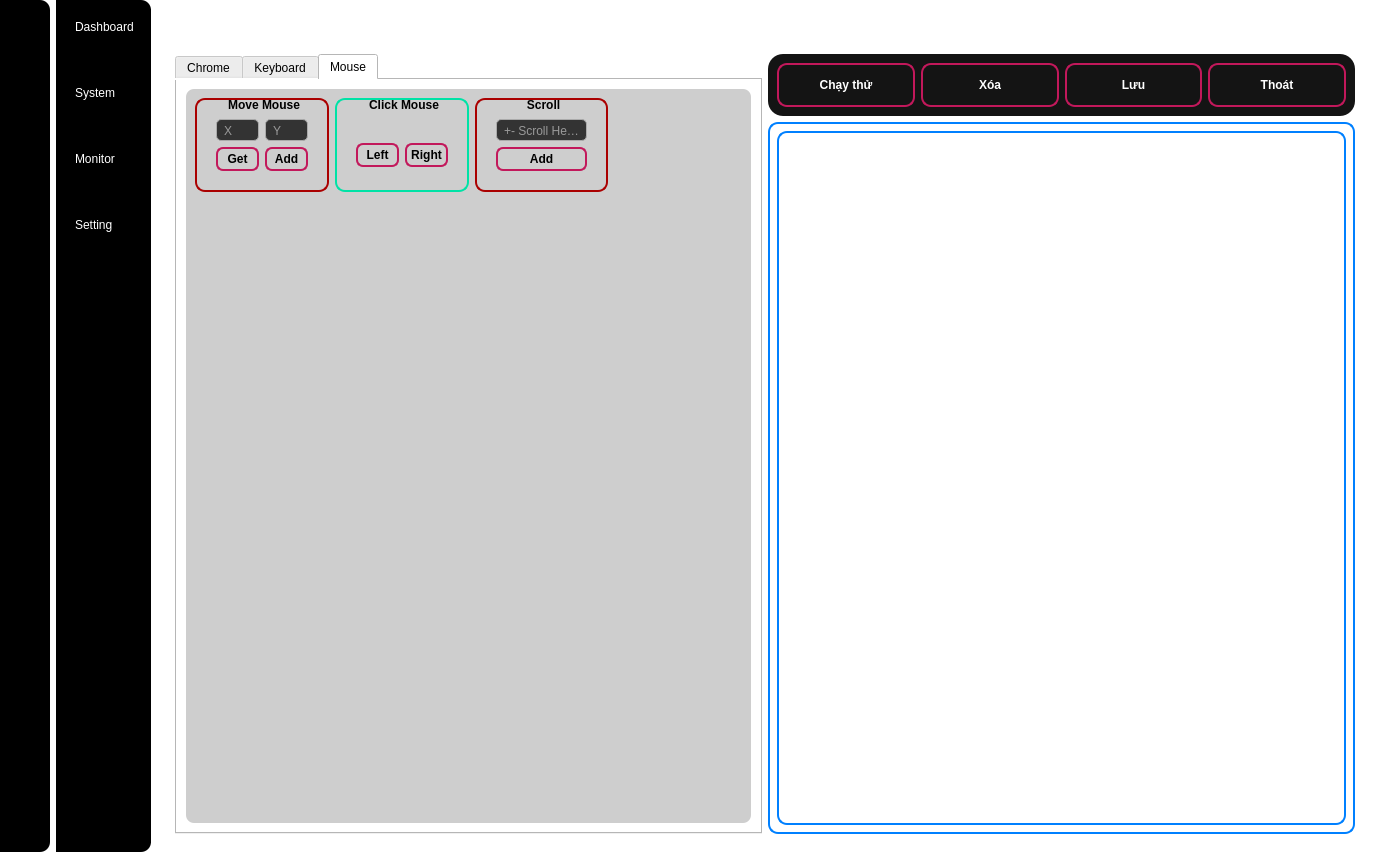
Before: the Qt Designer form mainui_v2.ui in hoangks5/socket-tool-manager, drawn with Qt 5.
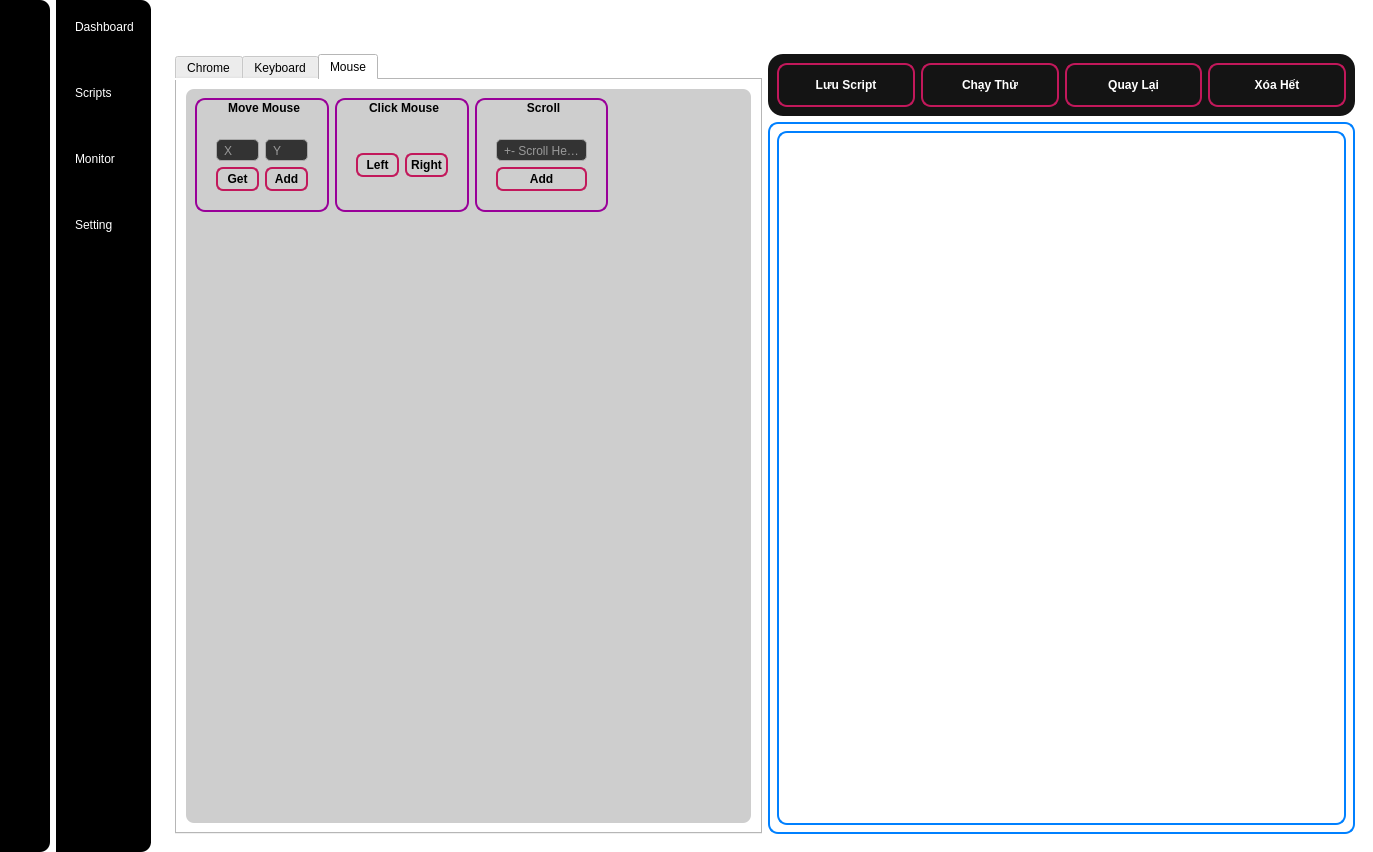
After: the same form once the commit is applied. The open tabs and pages were chosen to show the change. Icons and pictures are not drawn.

Diff of the .ui file:
```diff
--- a/mainui_v2.ui
+++ b/mainui_v2.ui
@@ -302,7 +302,7 @@
             <cursorShape>PointingHandCursor</cursorShape>
            </property>
            <property name="text">
-            <string>System</string>
+            <string>Scripts</string>
            </property>
            <property name="icon">
             <iconset>
@@ -1379,6 +1379,31 @@
     background: linear-gradient(145deg, #d81b60, #c2185b); /* Gradient tối hơn khi nhấn */
     border: 2px solid #b71c1c; /* Màu viền đỏ đậm hơn khi nhấn */
     box-shadow: inset 4px 4px 8px rgba(0, 0, 0, 0.5); /* Hiệu ứng đổ bóng lõm khi nhấn */
+}
+
+
+QGroupBox {
+    border: 2px solid rgb(153, 0, 153);
+    border-radius: 10px;
+    padding: 10px;
+    color: white;
+    font-weight: bold;
+}
+
+QGroupBox:title {
+    subcontrol-origin: margin;
+    subcontrol-position: top center;
+    padding: 3 10px;
+    background: transparent;
+    color: rgb(0, 0, 0);
+    font-size: 16px;
+}
+QLineEdit {
+    border: 1px solid #aaa; /* Đổi màu viền của QLineEdit */
+    border-radius: 5px; /* Làm tròn góc của QLineEdit */
+    padding: 5px; /* Khoảng cách giữa viền và nội dung của QLineEdit */
+    background-color: #333; /* Màu nền của QLineEdit */
+    color: #fff; /* Màu chữ của QLineEdit */
 }</string>
                    </property>
                    <layout class="QGridLayout" name="gridLayout_41">
@@ -1401,30 +1426,7 @@
                        <cursorShape>ArrowCursor</cursorShape>
                       </property>
                       <property name="styleSheet">
-                       <string notr="true">QGroupBox {
-    border: 2px solid rgb(170, 0, 0);
-    border-radius: 10px;
-    padding: 10px;
-    color: white;
-    font-weight: bold;
-}
-
-QGroupBox:title {
-    subcontrol-origin: margin;
-    subcontrol-position: top center;
-    padding: 0 10px;
-    background: transparent;
-    color: rgb(0, 0, 0);
-    font-size: 16px;
-}
-
-QGroupBox QLineEdit {
-    border: 1px solid #aaa; /* Đổi màu viền của QLineEdit */
-    border-radius: 5px; /* Làm tròn góc của QLineEdit */
-    padding: 5px; /* Khoảng cách giữa viền và nội dung của QLineEdit */
-    background-color: #333; /* Màu nền của QLineEdit */
-    color: #fff; /* Màu chữ của QLineEdit */
-}</string>
+                       <string notr="true"/>
                       </property>
                       <property name="title">
                        <string>Move Mouse</string>
@@ -1464,6 +1466,19 @@
                          </property>
                         </widget>
                        </item>
+                       <item row="0" column="1">
+                        <spacer name="horizontalSpacer">
+                         <property name="orientation">
+                          <enum>Qt::Horizontal</enum>
+                         </property>
+                         <property name="sizeHint" stdset="0">
+                          <size>
+                           <width>40</width>
+                           <height>20</height>
+                          </size>
+                         </property>
+                        </spacer>
+                       </item>
                       </layout>
                      </widget>
                     </item>
@@ -1473,29 +1488,7 @@
                        <cursorShape>ArrowCursor</cursorShape>
                       </property>
                       <property name="styleSheet">
-                       <string notr="true">QGroupBox {
-    border: 2px solid rgb(0, 226, 166);
-    border-radius: 10px;
-    padding: 10px;
-    color: white;
-    font-weight: bold;
-}
-
-QGroupBox:title {
-    subcontrol-origin: margin;
-    subcontrol-position: top center;
-    padding: 0 10px;
-    background: transparent;
-    color: rgb(0, 0, 0);
-    font-size: 16px;
-}
-QGroupBox QLineEdit {
-    border: 1px solid #aaa; /* Đổi màu viền của QLineEdit */
-    border-radius: 5px; /* Làm tròn góc của QLineEdit */
-    padding: 5px; /* Khoảng cách giữa viền và nội dung của QLineEdit */
-    background-color: #333; /* Màu nền của QLineEdit */
-    color: #fff; /* Màu chữ của QLineEdit */
-}</string>
+                       <string notr="true"/>
                       </property>
                       <property name="title">
                        <string>Click Mouse</string>
@@ -1563,30 +1556,7 @@
                        <cursorShape>ArrowCursor</cursorShape>
                       </property>
                       <property name="styleSheet">
-                       <string notr="true">QGroupBox {
-    border: 2px solid rgb(170, 0, 0);
-    border-radius: 10px;
-    padding: 10px;
-    color: white;
-    font-weight: bold;
-}
-
-QGroupBox:title {
-    subcontrol-origin: margin;
-    subcontrol-position: top center;
-    padding: 0 10px;
-    background: transparent;
-    color: rgb(0, 0, 0);
-    font-size: 16px;
-}
-
-QGroupBox QLineEdit {
-    border: 1px solid #aaa; /* Đổi màu viền của QLineEdit */
-    border-radius: 5px; /* Làm tròn góc của QLineEdit */
-    padding: 5px; /* Khoảng cách giữa viền và nội dung của QLineEdit */
-    background-color: #333; /* Màu nền của QLineEdit */
-    color: #fff; /* Màu chữ của QLineEdit */
-}</string>
+                       <string notr="true"/>
                       </property>
                       <property name="title">
                        <string>Scroll</string>
@@ -1609,6 +1579,19 @@
                          </property>
                         </widget>
                        </item>
+                       <item row="0" column="0">
+                        <spacer name="horizontalSpacer_2">
+                         <property name="orientation">
+                          <enum>Qt::Horizontal</enum>
+                         </property>
+                         <property name="sizeHint" stdset="0">
+                          <size>
+                           <width>40</width>
+                           <height>20</height>
+                          </size>
+                         </property>
+                        </spacer>
+                       </item>
                       </layout>
                      </widget>
                     </item>
@@ -1657,49 +1640,7 @@
 </string>
              </property>
              <layout class="QGridLayout" name="gridLayout_14">
-              <item row="0" column="0">
-               <widget class="QPushButton" name="pushButton_22">
-                <property name="cursor">
-                 <cursorShape>PointingHandCursor</cursorShape>
-                </property>
-                <property name="text">
-                 <string>Chạy thử</string>
-                </property>
-                <property name="icon">
-                 <iconset>
-                  <normaloff>img/stop.svg</normaloff>img/stop.svg</iconset>
-                </property>
-               </widget>
-              </item>
-              <item row="0" column="1">
-               <widget class="QPushButton" name="pushButton_23">
-                <property name="cursor">
-                 <cursorShape>PointingHandCursor</cursorShape>
-                </property>
-                <property name="text">
-                 <string>Xóa</string>
-                </property>
-                <property name="icon">
-                 <iconset>
-                  <normaloff>img/load.svg</normaloff>img/load.svg</iconset>
-                </property>
-               </widget>
-              </item>
-              <item row="0" column="2">
-               <widget class="QPushButton" name="pushButton_24">
-                <property name="cursor">
-                 <cursorShape>PointingHandCursor</cursorShape>
-                </property>
-                <property name="text">
-                 <string>Lưu</string>
-                </property>
-                <property name="icon">
-                 <iconset>
-                  <normaloff>img/sellect.svg</normaloff>img/sellect.svg</iconset>
-                </property>
-               </widget>
-              </item>
-              <item row="0" column="3">
+              <item row="0" column="5">
                <widget class="QPushButton" name="pushButton_25">
                 <property name="cursor">
                  <cursorShape>PointingHandCursor</cursorShape>
@@ -1708,11 +1649,77 @@
                  <enum>Qt::LeftToRight</enum>
                 </property>
                 <property name="text">
-                 <string>Thoát</string>
+                 <string>Xóa Hết</string>
                 </property>
                 <property name="icon">
                  <iconset>
-                  <normaloff>img/start.svg</normaloff>img/start.svg</iconset>
+                  <normaloff>img/delete.svg</normaloff>img/delete.svg</iconset>
+                </property>
+                <property name="iconSize">
+                 <size>
+                  <width>30</width>
+                  <height>30</height>
+                 </size>
+                </property>
+               </widget>
+              </item>
+              <item row="0" column="1">
+               <widget class="QPushButton" name="pushButton_22">
+                <property name="cursor">
+                 <cursorShape>PointingHandCursor</cursorShape>
+                </property>
+                <property name="text">
+                 <string>Chạy Thử</string>
+                </property>
+                <property name="icon">
+                 <iconset>
+                  <normaloff>img/run_test.svg</normaloff>img/run_test.svg</iconset>
+                </property>
+                <property name="iconSize">
+                 <size>
+                  <width>30</width>
+                  <height>30</height>
+                 </size>
+                </property>
+               </widget>
+              </item>
+              <item row="0" column="3">
+               <widget class="QPushButton" name="pushButton_23">
+                <property name="cursor">
+                 <cursorShape>PointingHandCursor</cursorShape>
+                </property>
+                <property name="text">
+                 <string>Quay Lại</string>
+                </property>
+                <property name="icon">
+                 <iconset>
+                  <normaloff>img/back.svg</normaloff>img/back.svg</iconset>
+                </property>
+                <property name="iconSize">
+                 <size>
+                  <width>30</width>
+                  <height>30</height>
+                 </size>
+                </property>
+               </widget>
+              </item>
+              <item row="0" column="0">
+               <widget class="QPushButton" name="pushButton_24">
+                <property name="cursor">
+                 <cursorShape>PointingHandCursor</cursorShape>
+                </property>
+                <property name="text">
+                 <string>Lưu Script</string>
+                </property>
+                <property name="icon">
+                 <iconset>
+                  <normaloff>img/save.svg</normaloff>img/save.svg</iconset>
+                </property>
+                <property name="iconSize">
+                 <size>
+                  <width>30</width>
+                  <height>30</height>
+                 </size>
                 </property>
                </widget>
               </item>
```
Left out of the diff: 101 changed lines with no effect on the pictures.
